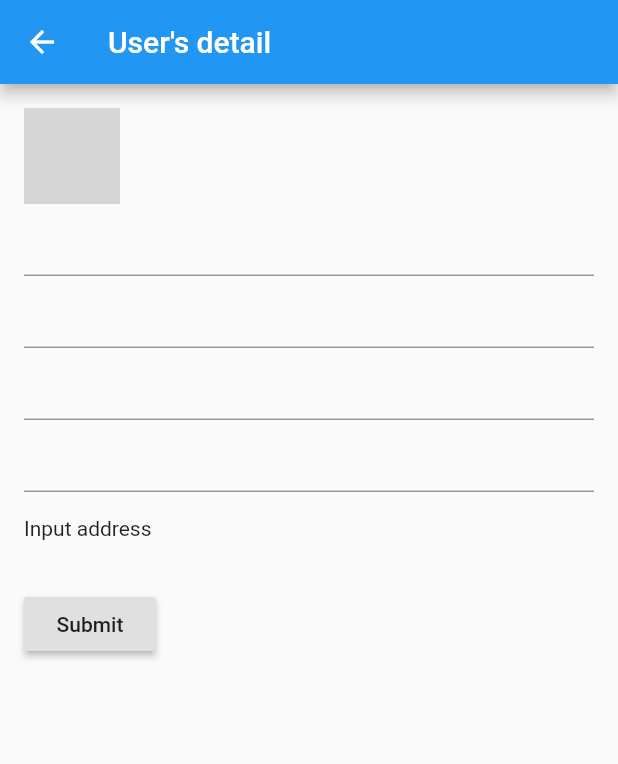
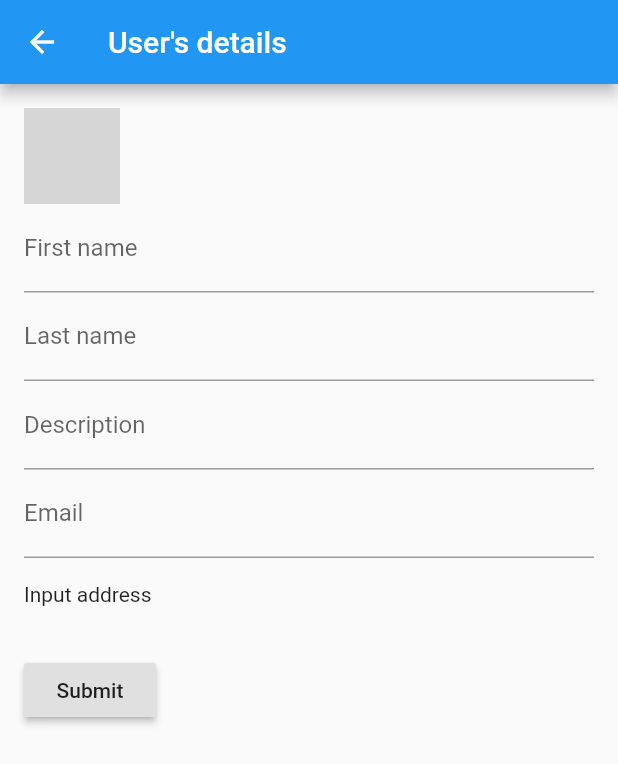
Before and after one commit to Malrok/flutter, a Flutter app: the screen it shows after launch, after a tap on the "add" icon, on a phone screen of 412 x 824 dp. Shown: the top 764 px of the screen. Run offline on Flutter 3.47's test engine with Material 2 defaults, Android fonts, the phone set to English and light mode, and no system bars; our stand-ins replace cloud_firestore, firebase_storage, image_picker; missing offline and left inert: geocoder; accounts and stored records are empty; network calls fail; grey boxes are pictures that could not be loaded.

Commit message:
Added translation mechanism Started working on address autocomplete widget

```diff
--- /dev/null
+++ b/i18n/en.json
@@ -0,0 +1,11 @@
+{
+  "list_title": "Users' list",
+  "details_title": "User's details",
+  "details_first_name": "First name",
+  "details_last_name": "Last name",
+  "details_description": "Description",
+  "details_email": "Email",
+  "address_autcomplete_title": "Adress lookup",
+  "address_autcomplete_hint": "Type an address",
+  "submit": "Submit"
+}
--- /dev/null
+++ b/i18n/fr.json
@@ -0,0 +1,11 @@
+{
+  "list_title": "Liste d'utilisateurs",
+  "details_title": "Détails de l'utilisateur",
+  "details_first_name": "Prénom",
+  "details_last_name": "Nom",
+  "details_description": "Description",
+  "details_email": "Email",
+  "address_autcomplete_title": "Recherche d'adresse",
+  "address_autcomplete_hint": "Entrez une addresse",
+  "submit": "Valider"
+}
--- a/lib/main.dart
+++ b/lib/main.dart
@@ -1,5 +1,7 @@
 import 'package:flutter/material.dart';
 import 'package:flutterr/pages/userslist.dart';
+import 'package:flutter_localizations/flutter_localizations.dart';
+import 'translations.dart';
 
 void main() => runApp(MyApp());
 
@@ -7,6 +9,15 @@ class MyApp extends StatelessWidget {
   @override
   Widget build(BuildContext context) {
     return MaterialApp(
+      localizationsDelegates: [
+        const TranslationsDelegate(),
+        GlobalMaterialLocalizations.delegate,
+        GlobalWidgetsLocalizations.delegate,
+      ],
+      supportedLocales: [
+        const Locale('en', ''),
+        const Locale('fr', ''),
+      ],
       title: 'Users\' list',
       home: UsersListPage(),
     );
--- a/lib/models/address.model.dart
+++ b/lib/models/address.model.dart
@@ -10,12 +10,16 @@ class AddressModel {
 
   AddressModel();
 
-  AddressModel.fromAddress(Address address) {
-    latitude = address.coordinates.latitude;
-    longitude = address.coordinates.longitude;
-    formattedAddress = address.addressLine;
-    postalCode = address.postalCode;
-    city = address.locality;
-    country = address.countryName;
-  }
+  AddressModel.fromAddress(Address address)
+      : latitude = address.coordinates.latitude,
+        longitude = address.coordinates.longitude,
+        formattedAddress = address.addressLine,
+        postalCode = address.postalCode,
+        city = address.locality,
+        country = address.countryName;
+
+  AddressModel.fromJson(Map<String, dynamic> json)
+      : latitude = json['geometry']['location']['lat'],
+        longitude = json['geometry']['location']['lng'],
+        formattedAddress = json['formatted_address'];
 }
--- a/lib/models/user.model.dart
+++ b/lib/models/user.model.dart
@@ -1,26 +1,28 @@
 import 'package:cloud_firestore/cloud_firestore.dart';
 
-class User {
+class UserModel {
   String id = '';
   String firstName = '';
   String lastName = '';
   String description = '';
   String email = '';
   String picture = '';
-  GeoPoint address;
+  GeoPoint address = GeoPoint(0, 0);
 
-  User() {}
+  UserModel();
 
-  User.fromSnapshot(DocumentSnapshot snapDoc) {
+  UserModel.fromSnapshot(DocumentSnapshot snapDoc) {
     if (snapDoc != null) {
       Map<String, dynamic> data = snapDoc.data;
       this.id = snapDoc.documentID;
       this.firstName = data.containsKey('first_name') ? data['first_name'] : "";
       this.lastName = data.containsKey('last_name') ? data['last_name'] : "";
-      this.description = data.containsKey('description') ? data['description'] : "";
+      this.description =
+          data.containsKey('description') ? data['description'] : "";
       this.email = data.containsKey('email') ? data['email'] : "";
       this.picture = data.containsKey('picture') ? data['picture'] : "";
-      this.address = data.containsKey('address') ? data['address'] : GeoPoint(0, 0);
+      this.address =
+          data.containsKey('address') ? data['address'] : GeoPoint(0, 0);
     }
   }
 
@@ -43,7 +45,7 @@ class User {
     return result;
   }
 
-  from(User user) {
+  from(UserModel user) {
     this.id = user.id;
     this.firstName = user.firstName;
     this.lastName = user.lastName;
--- a/lib/pages/userdetail.dart
+++ b/lib/pages/userdetail.dart
@@ -3,6 +3,8 @@ import 'package:flutterr/models/user.model.dart';
 import 'package:flutterr/services/image.dart';
 import 'package:flutterr/services/userdao.dart';
 import 'package:flutterr/widgets/address-autocomplete.dart';
+
+import '../translations.dart';
 
 class UserDetailPage extends StatelessWidget {
   final String id;
@@ -14,7 +16,8 @@ class UserDetailPage extends StatelessWidget {
   @override
   Widget build(BuildContext context) {
     return Scaffold(
-        appBar: AppBar(title: const Text('User\'s detail')),
+        appBar:
+            AppBar(title: Text(Translations.of(context).text('details_title'))),
         body: UserDetail(
             id: this.id,
             picturePath: this.picturePath,
@@ -43,7 +46,7 @@ class UserDetailState extends State<UserDetail> {
 
   ImageService _imageService = ImageService();
   UserDao _dao = UserDao();
-  User _user;
+  UserModel _user;
 
   UserDetailState({@required this.id, this.picturePath, this.photoTag}) {
     if (this.photoTag == null) {
@@ -62,7 +65,7 @@ class UserDetailState extends State<UserDetail> {
         });
       });
     } else {
-      User user = new User();
+      UserModel user = new UserModel();
       setState(() {
         _user = user;
         picturePath = user.picture;
@@ -119,6 +122,9 @@ class UserDetailState extends State<UserDetail> {
                       return 'Please enter some text';
                     }
                   },
+                  decoration: InputDecoration(
+                      labelText:
+                          Translations.of(context).text('details_first_name')),
                   initialValue: _user.firstName,
                   onSaved: (text) {
                     _user.firstName = text;
@@ -130,6 +136,9 @@ class UserDetailState extends State<UserDetail> {
                       return 'Please enter some text';
                     }
                   },
+                  decoration: InputDecoration(
+                      labelText:
+                          Translations.of(context).text('details_last_name')),
                   initialValue: _user.lastName,
                   onSaved: (text) {
                     _user.lastName = text;
@@ -141,6 +150,9 @@ class UserDetailState extends State<UserDetail> {
                       return 'Please enter some text';
                     }
                   },
+                  decoration: InputDecoration(
+                      labelText:
+                          Translations.of(context).text('details_description')),
                   initialValue: _user.description,
                   onSaved: (text) {
                     _user.description = text;
@@ -152,19 +164,20 @@ class UserDetailState extends State<UserDetail> {
                       return 'Please enter some text';
                     }
                   },
+                  decoration: InputDecoration(
+                      labelText:
+                          Translations.of(context).text('details_email')),
                   initialValue: _user.email,
                   onSaved: (text) {
                     _user.email = text;
                   },
                 ),
-                AddressAutocomplete(
-                  location: _user.address
-                ),
+                AddressAutocomplete(location: _user.address),
                 Padding(
                   padding: const EdgeInsets.symmetric(vertical: 16.0),
                   child: RaisedButton(
                     onPressed: this.submit,
-                    child: Text('Submit'),
+                    child: Text(Translations.of(context).text('submit')),
                   ),
                 ),
               ],
--- a/lib/pages/userslist.dart
+++ b/lib/pages/userslist.dart
@@ -1,12 +1,13 @@
 import 'package:cloud_firestore/cloud_firestore.dart';
 import 'package:flutter/material.dart';
 import 'package:flutterr/pages/userdetail.dart';
+import '../translations.dart';
 
 class UsersListPage extends StatelessWidget {
   @override
   Widget build(BuildContext context) {
-    return new Scaffold(
-      appBar: new AppBar(title: const Text('Users\' list')),
+    return Scaffold(
+      appBar: AppBar(title: Text(Translations.of(context).text('list_title'))),
       body: UsersList(),
       floatingActionButton: new FloatingActionButton(
           onPressed: () {
@@ -35,7 +36,7 @@ class UsersListState extends State<UsersList> {
         if (!snapshot.hasData) {
           return Center(child: CircularProgressIndicator());
         } else {
-          print('UsersListState ' + new DateTime.now().millisecondsSinceEpoch.toString());
+//          print('UsersListState ' + new DateTime.now().millisecondsSinceEpoch.toString());
           return new ListView.builder(
             padding: const EdgeInsets.all(16.0),
             itemBuilder: (context, index) {
--- /dev/null
+++ b/lib/translations.dart
@@ -0,0 +1,44 @@
+import 'dart:async';
+import 'dart:convert';
+import 'package:flutter/material.dart';
+import 'package:flutter/services.dart' show  rootBundle;
+
+class Translations {
+  Translations(Locale locale) {
+    this.locale = locale;
+    _localizedValues = null;
+  }
+
+  Locale locale;
+  static Map<dynamic, dynamic> _localizedValues;
+
+  static Translations of(BuildContext context){
+    return Localizations.of<Translations>(context, Translations);
+  }
+
+  String text(String key) {
+    return _localizedValues[key] ?? '** $key not found';
+  }
+
+  static Future<Translations> load(Locale locale) async {
+    Translations translations = new Translations(locale);
+    String jsonContent = await rootBundle.loadString("i18n/${locale.languageCode}.json");
+    _localizedValues = json.decode(jsonContent);
+    return translations;
+  }
+
+  get currentLanguage => locale.languageCode;
+}
+
+class TranslationsDelegate extends LocalizationsDelegate<Translations> {
+  const TranslationsDelegate();
+
+  @override
+  bool isSupported(Locale locale) => ['en','fr'].contains(locale.languageCode);
+
+  @override
+  Future<Translations> load(Locale locale) => Translations.load(locale);
+
+  @override
+  bool shouldReload(TranslationsDelegate old) => false;
+}
```
Also changed, not shown: lib/services/places.dart (added, +28 -0 lines), lib/services/userdao.dart (+4 -4 lines), lib/widgets/address-autocomplete-modal.dart (added, +80 -0 lines), lib/widgets/address-autocomplete.dart (+5 -3 lines), pubspec.yaml (+6 -1 lines), 1 other file.
